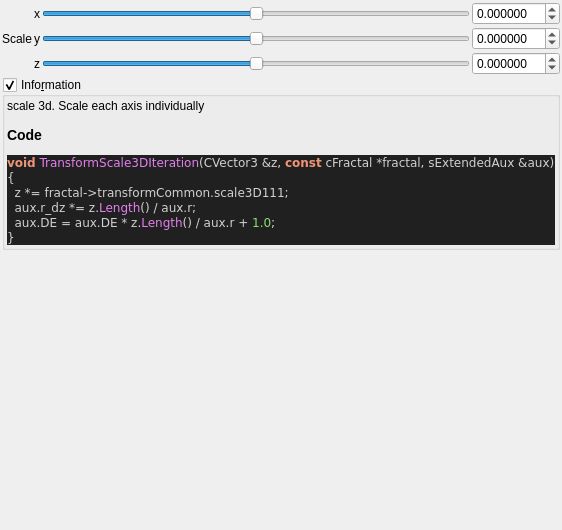
This is mandelbulber2/qt_data/fractal_transf_scale_3D.ui in buddhi1980/mandelbulber2 as Qt 5 draws it before an edit. The edited form follows.
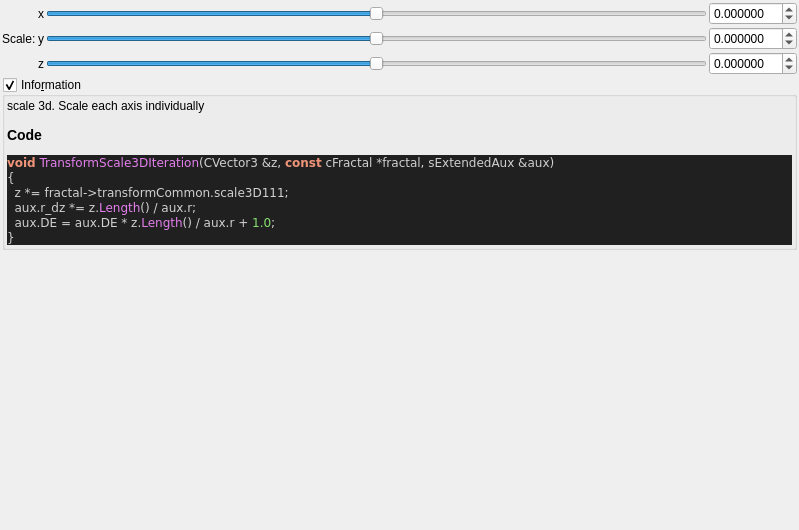
This is the edited form. Custom widgets are drawn as their Qt base class.

What changed in the file:
```diff
--- a/mandelbulber2/qt_data/fractal_transf_scale_3D.ui
+++ b/mandelbulber2/qt_data/fractal_transf_scale_3D.ui
@@ -6,7 +6,7 @@
    <rect>
     <x>0</x>
     <y>0</y>
-    <width>487</width>
+    <width>799</width>
     <height>530</height>
    </rect>
   </property>
@@ -217,7 +217,7 @@
      <item row="0" column="0" rowspan="3">
       <widget class="QLabel" name="label_108">
        <property name="text">
-        <string>Scale</string>
+        <string>Scale:</string>
        </property>
       </widget>
      </item>
```
Left out of the diff: 9 changed lines with no effect on the pictures.
